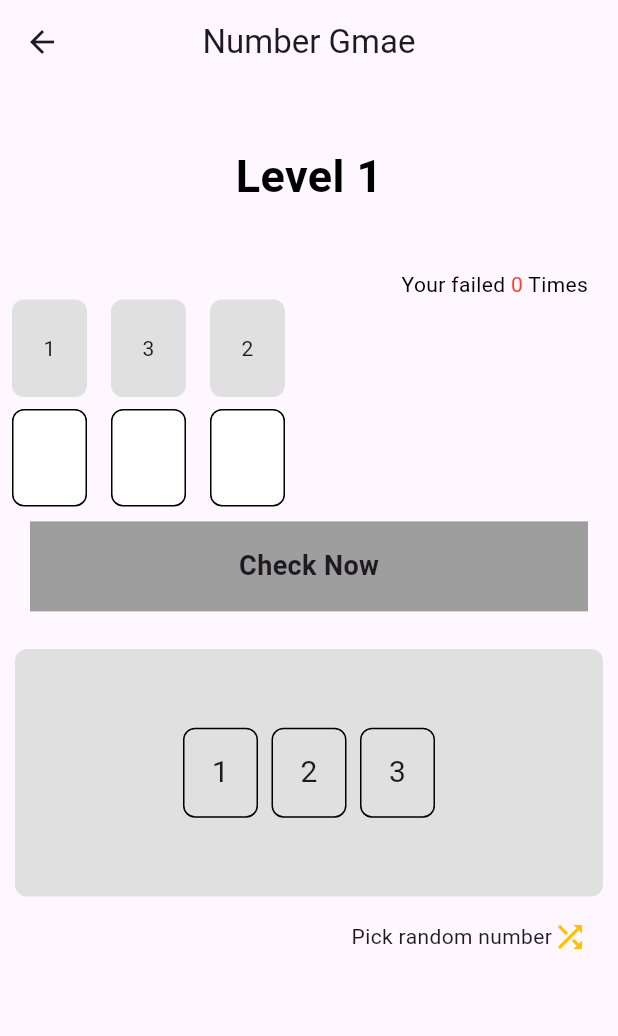
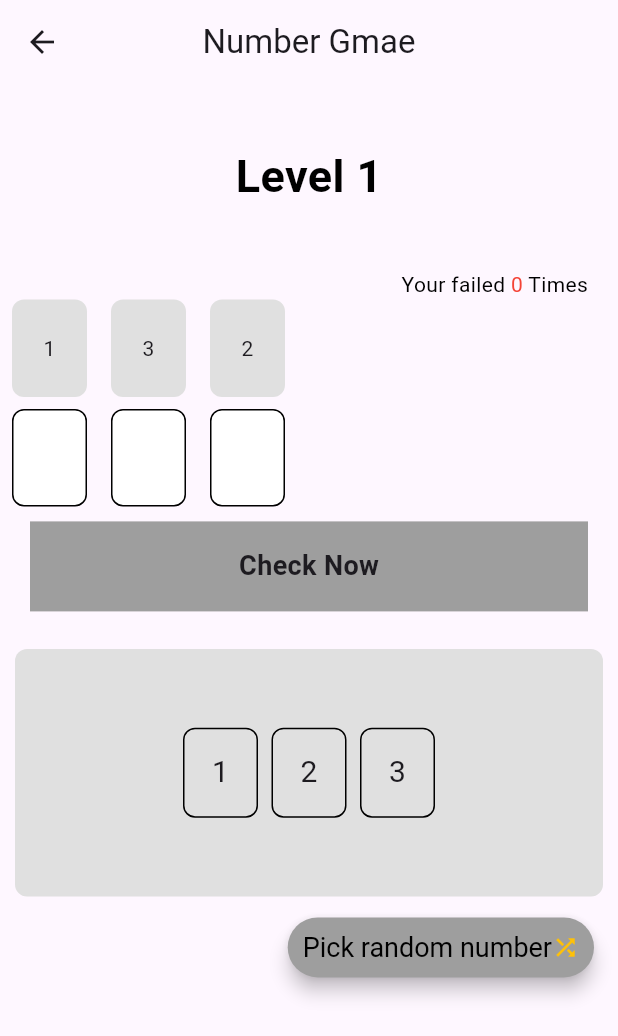
Before and after one commit to Sahil-Kundaliya/my_game, a Flutter app: the GameMenuScreen screen opened by its route, after a tap on "Number Game", on a phone screen of 412 x 824 dp. Shown: the top 1036 px of the screen. Run offline on Flutter 3.47's test engine with Material 3 defaults, Android fonts, the phone set to English and light mode, and no system bars; our stand-ins replace flutter_bloc.

Commit message:
small changes

```diff
--- a/lib/features/home/cubits/home_cubit.dart
+++ b/lib/features/home/cubits/home_cubit.dart
@@ -1,6 +1,8 @@
 import 'package:my_game/features/home/cubits/home_state.dart';
 import 'package:flutter/material.dart';
 import 'package:flutter_bloc/flutter_bloc.dart';
+import 'package:my_game/features/number_game/screens/number_game.dart';
+import 'package:my_game/features/thumb_game/screens/thumb_page.dart';
 
 class HomeCubit extends Cubit<HomeState> {
   HomeCubit() : super(HomeInitialState()) {
@@ -19,7 +21,15 @@ class HomeCubit extends Cubit<HomeState> {
     emit(HomeShowGamesState());
   }
 
-  selectGame({required BuildContext context}) {
-    Navigator.of(context).pushNamed('routeName');
+  selectGame({required int gameIndex, required BuildContext context}) {
+    switch (gameIndex) {
+      case 0:
+        Navigator.pushNamed(context, NumberGameScreen.numberGameScreen);
+      case 1:
+        Navigator.pushNamed(context, ThumbGameScreen.thumbGameScreen);
+        break;
+      default:
+        Navigator.pushNamed(context, NumberGameScreen.numberGameScreen);
+    }
   }
 }
--- a/lib/features/home/screens/game_menu.dart
+++ b/lib/features/home/screens/game_menu.dart
@@ -11,18 +11,6 @@ import '../../thumb_game/screens/thumb_page.dart';
 class GameMenuScreen extends StatelessWidget {
   const GameMenuScreen({super.key});
   static const String gameMenuScreen = '/GameMenuScreen';
-
-  selecteGame({required int gameIndex, required BuildContext context}) {
-    switch (gameIndex) {
-      case 0:
-        Navigator.pushNamed(context, NumberGameScreen.numberGameScreen);
-      case 1:
-        Navigator.pushNamed(context, ThumbGameScreen.thumbGameScreen);
-        break;
-      default:
-        Navigator.pushNamed(context, NumberGameScreen.numberGameScreen);
-    }
-  }
 
   @override
   Widget build(BuildContext context) {
@@ -39,6 +27,7 @@ class GameMenuScreen extends StatelessWidget {
             return Scaffold(
               appBar: AppBar(
                 title: const Text('Game Menu'),
+                centerTitle: true,
               ),
               body: SizedBox(
                 height: size.height,
@@ -52,7 +41,9 @@ class GameMenuScreen extends StatelessWidget {
                         padding: const EdgeInsets.fromLTRB(20, 10, 20, 0),
                         child: GestureDetector(
                           onTap: () {
-                            selecteGame(gameIndex: index, context: context);
+                            context
+                                .read<HomeCubit>()
+                                .selectGame(gameIndex: index, context: context);
                           },
                           child: Container(
                             height: 50,
--- a/lib/features/number_game/cubits/number_game_cubit.dart
+++ b/lib/features/number_game/cubits/number_game_cubit.dart
@@ -164,7 +164,7 @@ class NumberGameCubit extends Cubit<NumberGameState> {
     updateState();
   }
 
-  selecteRandomAnswer() {
+  selectRandomAnswer() {
     answerNumber = pickNumber;
     answerNumber.shuffle();
     answerPicked = true;
--- a/lib/features/number_game/screens/number_game.dart
+++ b/lib/features/number_game/screens/number_game.dart
@@ -25,6 +25,7 @@ class NumberGameScreen extends StatelessWidget {
         width: size.width,
         child: Column(
           crossAxisAlignment: CrossAxisAlignment.center,
+          mainAxisSize: MainAxisSize.min,
           children: [
             Container(
               height: size.height * 0.15,
@@ -310,16 +311,34 @@ class NumberGameScreen extends StatelessWidget {
                   ),
                 )),
             if (!numberGameCubit.answerPicked)
-              GestureDetector(
-                onTap: () {
-                  numberGameCubit.selecteRandomAnswer();
+              Align(
+                alignment: Alignment.centerRight,
+                child: Padding(
+                  padding: const EdgeInsets.only(right: 16, top: 10),
+                  child: ElevatedButton(
+
+                    onPressed: () {
+                      numberGameCubit.selectRandomAnswer();
                     },
-                child: const Padding(
-                  padding: EdgeInsets.fromLTRB(0, 15, 20, 0),
-                  child: Row(
-                    mainAxisAlignment: MainAxisAlignment.end,
+                    style: ElevatedButton.styleFrom(
+                      backgroundColor: Colors.grey, // Background color
+
+                      elevation: 5, // Shadow under the button
+                      padding: EdgeInsets.fromLTRB(10, 0, 10, 0),
+                      shape: RoundedRectangleBorder(
+                        borderRadius: BorderRadius.circular(20), // Rounded corners
+                      ),
+                      textStyle: const TextStyle(
+                          fontSize: 18, color: AppColors.blackColor),
+                    ),
+                    child: const Row(
+                      mainAxisSize: MainAxisSize.min,
                       children: [
-                      Text('Pick random number'),
+                        Text(
+                          'Pick random number',
+                          style:
+                              TextStyle(fontSize: 18, color: AppColors.blackColor),
+                        ),
                         Icon(
                           Icons.shuffle_sharp,
                           color: AppColors.amberColor,
@@ -327,7 +346,8 @@ class NumberGameScreen extends StatelessWidget {
                       ],
                     ),
                   ),
-              )
+                ),
+              ),
           ],
         ),
       ),
--- a/lib/features/thumb_game/screens/thumb_page.dart
+++ b/lib/features/thumb_game/screens/thumb_page.dart
@@ -30,7 +30,8 @@ class ThumbGameScreen extends StatelessWidget {
                     children: [
                       GestureDetector(
                         onTap: () {
-                          thumbCubit.updateScore(player1: false);
+                          thumbCubit.updateScore(
+                              player1: false, context: context);
                         },
                         child: Container(
                           width: Dimenstions.instance.screenWidth,
@@ -51,7 +52,8 @@ class ThumbGameScreen extends StatelessWidget {
                       ),
                       GestureDetector(
                         onTap: () {
-                          thumbCubit.updateScore(player1: true);
+                          thumbCubit.updateScore(
+                              player1: true, context: context);
                         },
                         child: Container(
                           width: Dimenstions.instance.screenWidth,
--- a/lib/my_app.dart
+++ b/lib/my_app.dart
@@ -16,7 +16,6 @@ class MyApp extends StatelessWidget {
         colorScheme: ColorScheme.fromSeed(seedColor: Colors.deepPurple),
         useMaterial3: true,
       ),
-      // home: const MyHomePage(),
       routes: AppRoutes.instance.routes,
       initialRoute: AppRoutes.splashScreen,
     );
```
Also changed, not shown: lib/features/thumb_game/cubits/thumb_cubit.dart (+15 -2 lines), 1 other file. Lines whose indentation alone changed are shown as unchanged.
